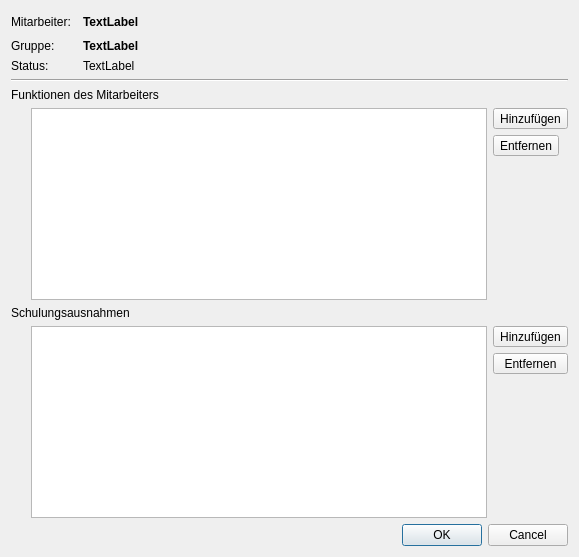
Before: the Qt Designer form ui/qmemployeedetailsdialog.ui in Christian-Kr/QualificationMatrix, drawn with Qt 5.
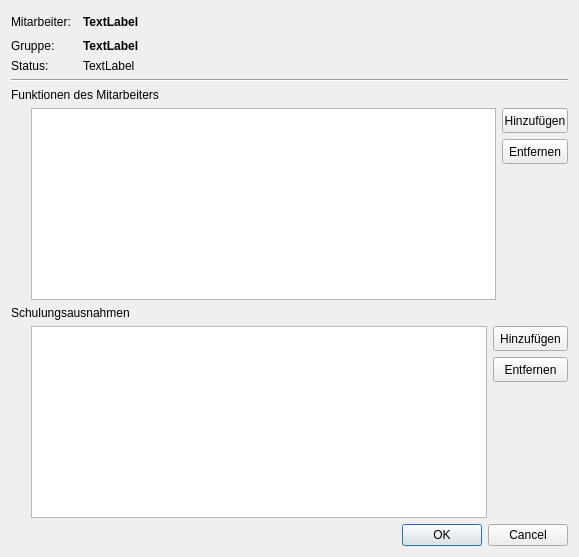
After: the same form once the commit is applied. Icons and pictures are not drawn.

```diff
--- a/ui/qmemployeedetailsdialog.ui
+++ b/ui/qmemployeedetailsdialog.ui
@@ -65,8 +65,8 @@
           <widget class="QToolButton" name="tbAddFunc">
            <property name="minimumSize">
             <size>
-             <width>0</width>
-             <height>0</height>
+             <width>25</width>
+             <height>25</height>
             </size>
            </property>
            <property name="toolTip">
@@ -81,8 +81,8 @@
            </property>
            <property name="iconSize">
             <size>
-             <width>26</width>
-             <height>26</height>
+             <width>16</width>
+             <height>16</height>
             </size>
            </property>
           </widget>
@@ -91,8 +91,8 @@
           <widget class="QToolButton" name="tbRemoveFunc">
            <property name="minimumSize">
             <size>
-             <width>0</width>
-             <height>0</height>
+             <width>25</width>
+             <height>25</height>
             </size>
            </property>
            <property name="toolTip">
@@ -107,8 +107,8 @@
            </property>
            <property name="iconSize">
             <size>
-             <width>26</width>
-             <height>26</height>
+             <width>16</width>
+             <height>16</height>
             </size>
            </property>
           </widget>
@@ -255,8 +255,8 @@
            </property>
            <property name="minimumSize">
             <size>
-             <width>0</width>
-             <height>0</height>
+             <width>25</width>
+             <height>25</height>
             </size>
            </property>
            <property name="toolTip">
@@ -271,8 +271,8 @@
            </property>
            <property name="iconSize">
             <size>
-             <width>26</width>
-             <height>26</height>
+             <width>16</width>
+             <height>16</height>
             </size>
            </property>
           </widget>
@@ -287,8 +287,8 @@
            </property>
            <property name="minimumSize">
             <size>
-             <width>0</width>
-             <height>0</height>
+             <width>25</width>
+             <height>25</height>
             </size>
            </property>
            <property name="toolTip">
@@ -303,8 +303,8 @@
            </property>
            <property name="iconSize">
             <size>
-             <width>26</width>
-             <height>26</height>
+             <width>16</width>
+             <height>16</height>
             </size>
            </property>
           </widget>
```
Left out of the diff: 10 changed lines with no effect on the pictures.
